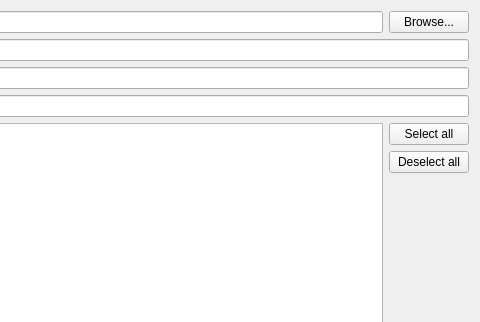
First picture: the form in src/plugins/aggregator/components/importexport/feedsexportdialog.ui, repository 0xd34df00d/leechcraft, before the edit; both pictures show x 720 to 1200 and y 0 to 322 of the 1200 by 700 pixel window.
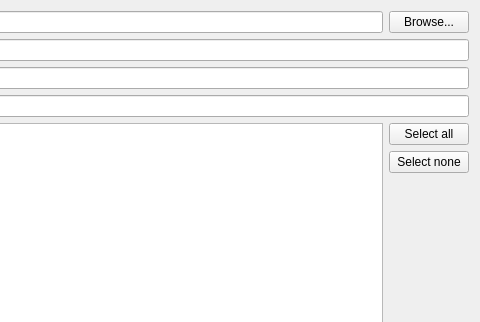
Second picture: the form after the edit. Icons and pictures are not drawn.

Commit message: [Aggregator] "Select none" is more consistent with the rest of LC than "Deselect all"

```diff
--- a/src/plugins/aggregator/components/importexport/feedsexportdialog.ui
+++ b/src/plugins/aggregator/components/importexport/feedsexportdialog.ui
@@ -117,7 +117,7 @@
        <item>
         <widget class="QPushButton" name="SelectNone_">
          <property name="text">
-          <string>Deselect all</string>
+          <string>Select none</string>
          </property>
          <property name="icon">
           <iconset theme="edit-select-none"/>
```
The commit also changes 1 other file.
